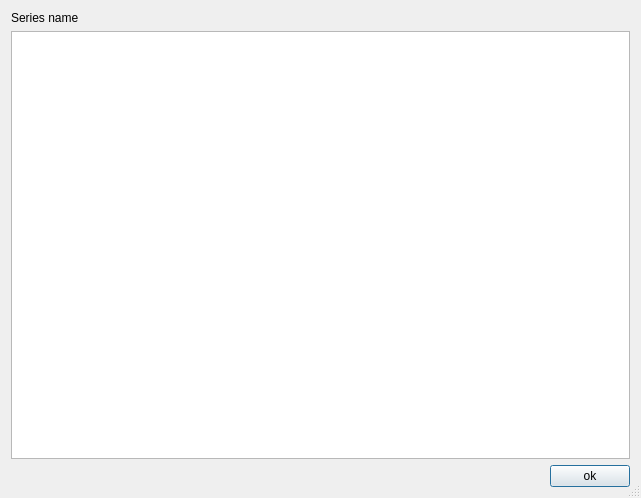
Qt form branches/qtswarmtv-episodes/seasonepisodewidget.ui (annejan/swarmtv) before a commit.
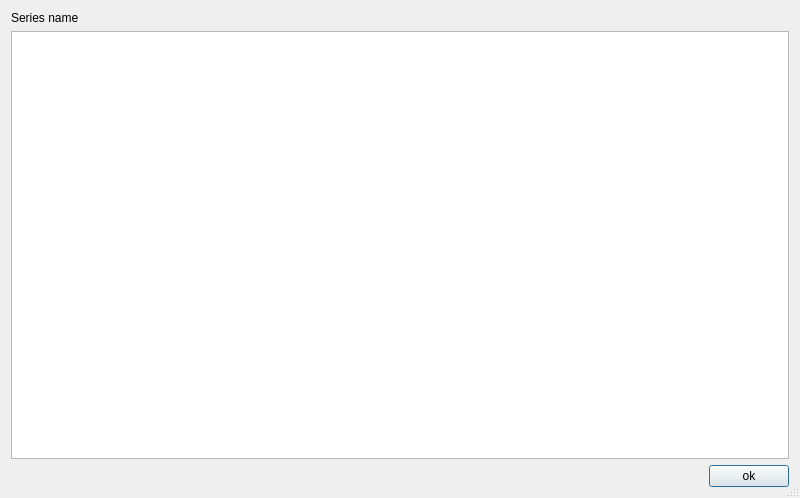
The same form after that commit.

Diff of the .ui file:
```diff
--- a/branches/qtswarmtv-episodes/seasonepisodewidget.ui
+++ b/branches/qtswarmtv-episodes/seasonepisodewidget.ui
@@ -9,13 +9,13 @@
    <rect>
     <x>0</x>
     <y>0</y>
-    <width>641</width>
+    <width>800</width>
     <height>498</height>
    </rect>
   </property>
   <property name="minimumSize">
    <size>
-    <width>640</width>
+    <width>800</width>
     <height>480</height>
    </size>
   </property>
```
